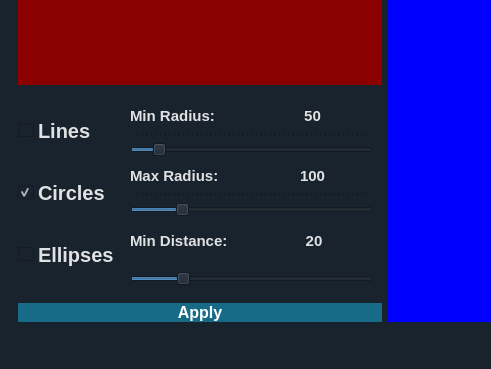
Before: the Qt Designer form home.ui in omarshaban02/Detector, drawn with Qt 5; both pictures show x 0 to 491 and y 420 to 789 of the 1135 by 789 pixel window.
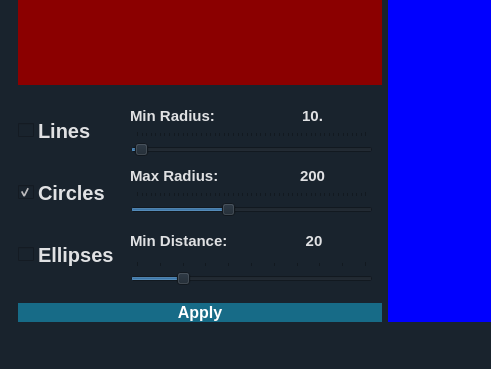
After: the same form once the commit is applied. The open tabs and pages were chosen to show the change. Icons and pictures are not drawn. Custom widgets are drawn as their Qt base class.

```diff
--- a/home.ui
+++ b/home.ui
@@ -1090,11 +1090,12 @@
                         <font>
                          <family>Ubuntu</family>
                          <pointsize>-1</pointsize>
+                         <weight>75</weight>
                          <bold>true</bold>
                         </font>
                        </property>
                        <property name="text">
-                        <string>50</string>
+                        <string>10.</string>
                        </property>
                        <property name="alignment">
                         <set>Qt::AlignCenter</set>
@@ -1127,7 +1128,7 @@
                       <number>50</number>
                      </property>
                      <property name="value">
-                      <number>50</number>
+                      <number>10</number>
                      </property>
                      <property name="orientation">
                       <enum>Qt::Horizontal</enum>
@@ -1181,11 +1182,12 @@
                         <font>
                          <family>Ubuntu</family>
                          <pointsize>-1</pointsize>
+                         <weight>75</weight>
                          <bold>true</bold>
                         </font>
                        </property>
                        <property name="text">
-                        <string>100</string>
+                        <string>200</string>
                        </property>
                        <property name="alignment">
                         <set>Qt::AlignCenter</set>
@@ -1218,7 +1220,7 @@
                       <number>50</number>
                      </property>
                      <property name="value">
-                      <number>100</number>
+                      <number>200</number>
                      </property>
                      <property name="orientation">
                       <enum>Qt::Horizontal</enum>
```
Left out of the diff: 167 changed lines with no effect on the pictures.
